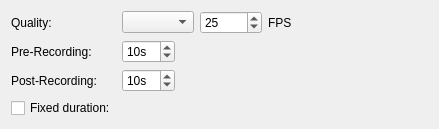
Before: the Qt Designer form vms/client/nx_vms_client_desktop/src/ui/widgets/business/recording_business_action_widget.ui in networkoptix/nx_open, drawn with Qt 5.
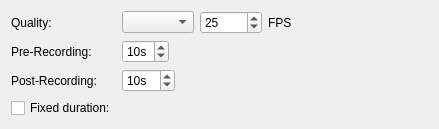
After: the same form once the commit is applied. Custom widgets are drawn as their Qt base class.

Commit message: VMS-56998: Limit rule pre-recording

```diff
--- a/vms/client/nx_vms_client_desktop/src/ui/widgets/business/recording_business_action_widget.ui
+++ b/vms/client/nx_vms_client_desktop/src/ui/widgets/business/recording_business_action_widget.ui
@@ -56,7 +56,7 @@
         <string>s</string>
        </property>
        <property name="maximum">
-        <number>600</number>
+        <number>60</number>
        </property>
        <property name="value">
         <number>10</number>
```
The commit also changes 1 other file.
